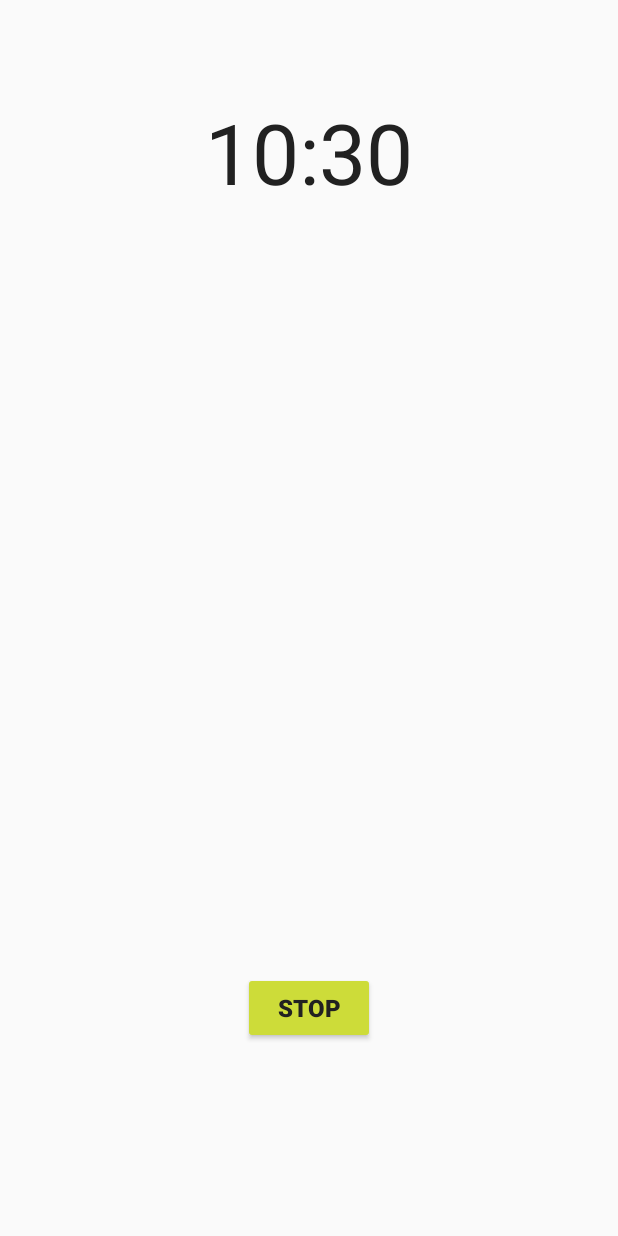
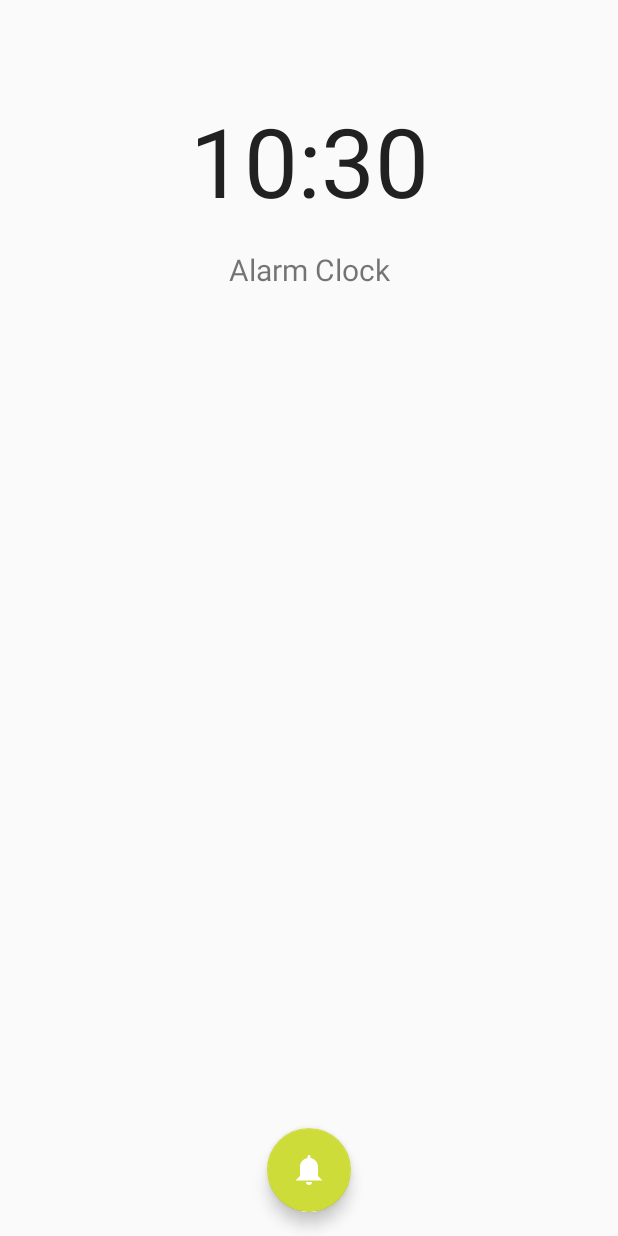
Before and after one commit to gutsul/TimeApp, an Android app: the AlarmActivity screen opened directly, with no data from a screen before it, on a phone screen of 412 x 824 dp. Run offline under Robolectric (Android 15) with nearby library versions, the phone set to English and light mode, and no system bars; our stand-ins replace ButterKnife.

Commit message:
Redesign alarm activity.

```diff
--- a/app/src/main/java/com/vint/timeapp/ui/activities/AlarmActivity.java
+++ b/app/src/main/java/com/vint/timeapp/ui/activities/AlarmActivity.java
@@ -1,6 +1,7 @@
 package com.vint.timeapp.ui.activities;
 
 import android.content.Intent;
+import android.os.VibrationEffect;
 import android.os.Vibrator;
 import android.support.v7.app.AppCompatActivity;
 import android.os.Bundle;
@@ -38,17 +39,24 @@ public class AlarmActivity extends AppCompatActivity {
         long timeInMillis = intent.getLongExtra(TIME, System.currentTimeMillis());
         String alarmMessage = intent.getStringExtra(MESSAGE);
 
+        if (alarmMessage == null){
+            alarmMessage = getString(R.string.title_alarm_clock);
+        }
+
         time.setText(timeIn24HourFormat(timeInMillis));
         message.setText(alarmMessage);
 
         vibrator = (Vibrator) getSystemService(this.VIBRATOR_SERVICE);
-        vibrator.vibrate(3000);
+
+        long[] pattern = { 200, 2000, 2000, 200, 200, 200 };
+        vibrator.vibrate(pattern, 0);
     }
 
     @OnClick(R.id.stop)
     void stopAlarm(){
         Log.d("AlarmActivity", "Alarm Stoped");
 
+        vibrator.cancel();
         finish();
     }
 }
--- a/app/src/main/res/layout/activity_alarm.xml
+++ b/app/src/main/res/layout/activity_alarm.xml
@@ -13,7 +13,7 @@
         android:layout_height="wrap_content"
         android:layout_marginTop="64dp"
         android:textColor="@color/textPrimary"
-        android:textSize="56sp"
+        android:textSize="64sp"
         app:layout_constraintEnd_toEndOf="parent"
         app:layout_constraintStart_toStartOf="parent"
         app:layout_constraintTop_toTopOf="parent"
@@ -30,20 +30,15 @@
         app:layout_constraintEnd_toEndOf="parent"
         tools:text="@string/title_alarm_clock" />
 
-    <Button
+    <android.support.design.widget.FloatingActionButton
         android:id="@+id/stop"
         android:layout_width="wrap_content"
-        android:layout_height="wrap_content"
-        android:layout_marginBottom="128dp"
-        android:text="stop"
-        android:textSize="16sp"
-        android:textColor="@color/textPrimary"
-        android:textStyle="bold"
-        android:backgroundTint="@color/colorAccent"
-
+        android:layout_height="0dp"
+        android:layout_marginBottom="16dp"
+        android:tint="@color/icons"
         app:layout_constraintBottom_toBottomOf="parent"
-        app:layout_constraintEnd_toEndOf="parent"
-        app:layout_constraintStart_toStartOf="parent" />
-
+        app:layout_constraintLeft_toLeftOf="parent"
+        app:layout_constraintRight_toRightOf="parent"
+        app:srcCompat="@drawable/ic_bell_24dp" />
 
 </android.support.constraint.ConstraintLayout>
```
